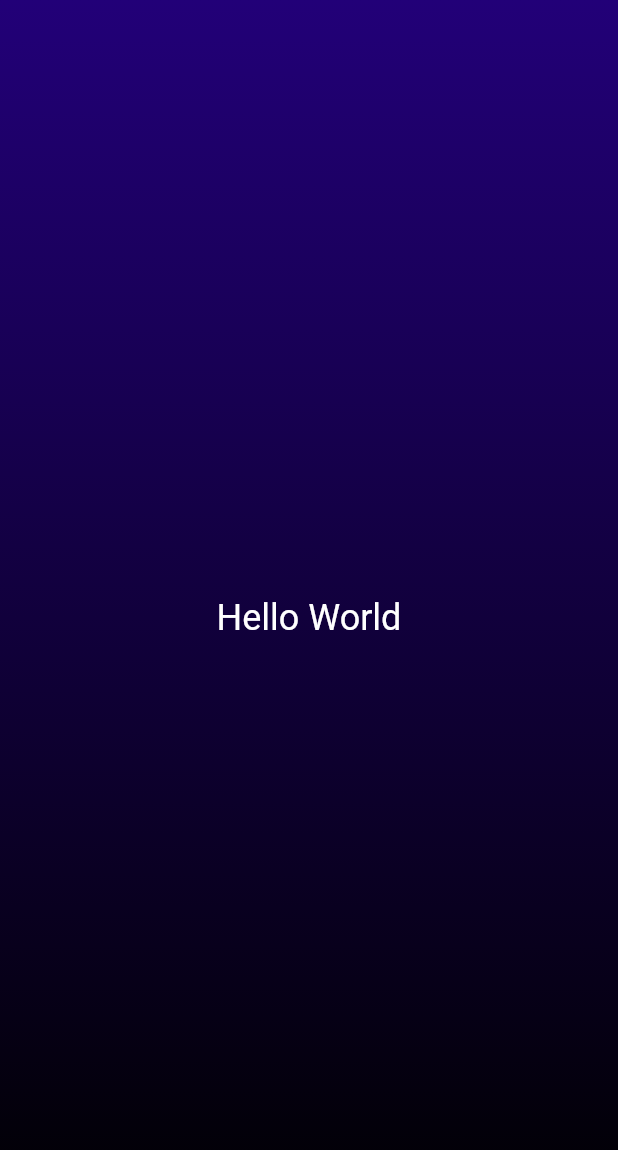
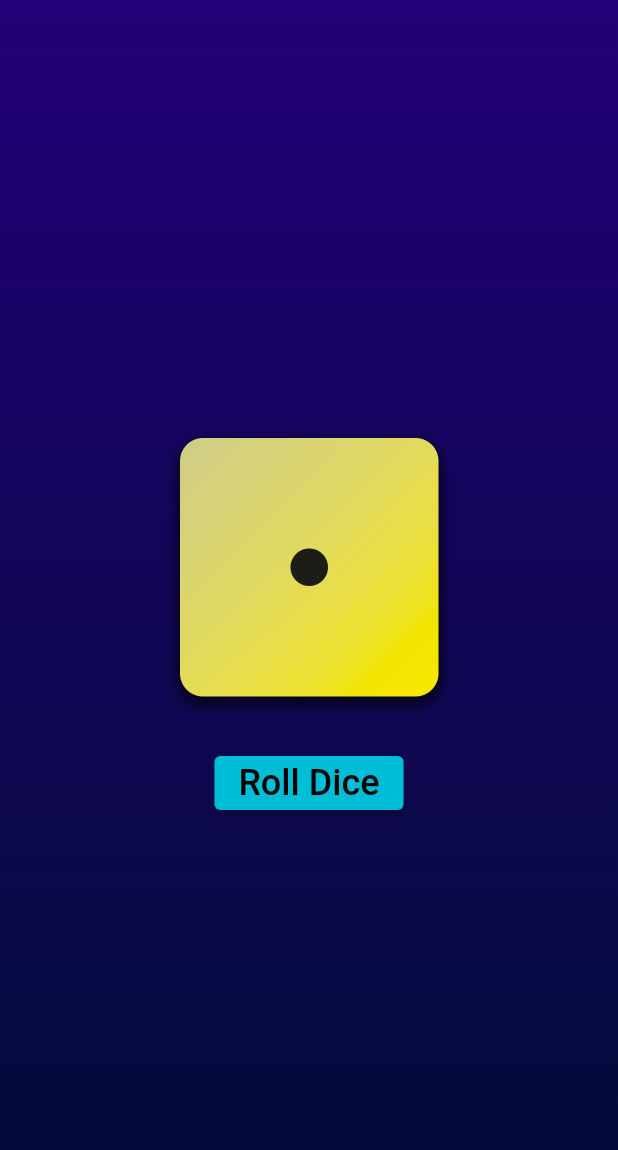
Before and after one commit to diego5f5/roll-dice, a Flutter app: the screen it shows after launch, on a phone screen of 412 x 824 dp. Shown: the top 1150 px of the screen. Run offline on Flutter 3.47's test engine with Material 2 defaults, Android fonts, the phone set to English and light mode, and no system bars.

Commit message:
stateful widget and final roll dice logic

```diff
--- /dev/null
+++ b/lib/dice_roller.dart
@@ -0,0 +1,46 @@
+import 'dart:math';
+import 'package:flutter/material.dart';
+
+import './styled_text.dart';
+
+final randomizer = Random();
+
+class DiceRoller extends StatefulWidget {
+  const DiceRoller({super.key});
+
+  @override
+  State<DiceRoller> createState() => _DiceRollerState();
+}
+
+class _DiceRollerState extends State<DiceRoller> {
+  int currentDiceRoll = 1;
+
+  void rollDice() {
+    setState(() {
+      currentDiceRoll = randomizer.nextInt(6) + 1;
+    });
+  }
+
+  @override
+  Widget build(BuildContext context) {
+    return Column(
+      mainAxisSize: MainAxisSize.min,
+      children: [
+        Image.asset(
+          'assets/images/dice-$currentDiceRoll.png',
+          width: 200,
+        ),
+        const SizedBox(
+          height: 20,
+        ),
+        ElevatedButton(
+          onPressed: rollDice,
+          style: ElevatedButton.styleFrom(
+            backgroundColor: Colors.cyan,
+          ),
+          child: const StyledText('Roll Dice'),
+        )
+      ],
+    );
+  }
+}
--- a/lib/gradient_container.dart
+++ b/lib/gradient_container.dart
@@ -1,29 +1,24 @@
 import 'package:flutter/material.dart';
 
+import './dice_roller.dart';
+
 class GradientContainer extends StatelessWidget {
-  const GradientContainer({super.key});
+  const GradientContainer({super.key, required this.colors});
+
+  final List<Color> colors;
 
   @override
   Widget build(BuildContext context) {
     return Container(
-      decoration: const BoxDecoration(
+      decoration: BoxDecoration(
         gradient: LinearGradient(
-          colors: [
-            Color.fromARGB(255, 34, 0, 120),
-            Color.fromARGB(255, 0, 0, 0),
-          ],
+          colors: colors,
           begin: Alignment.topCenter,
           end: Alignment.bottomCenter,
         ),
       ),
       child: const Center(
-        child: Text(
-          'Hello World',
-          style: TextStyle(
-            color: Colors.white,
-            fontSize: 24,
-          ),
-        ),
+        child: DiceRoller(),
       ),
     );
   }
--- a/lib/main.dart
+++ b/lib/main.dart
@@ -13,7 +13,12 @@ class RollDiceApp extends StatelessWidget {
   Widget build(BuildContext context) {
     return const MaterialApp(
       home: Scaffold(
-        body: GradientContainer(),
+        body: GradientContainer(
+          colors: [
+            Color.fromARGB(255, 34, 0, 120),
+            Color.fromARGB(255, 0, 12, 54),
+          ],
+        ),
       ),
     );
   }
--- /dev/null
+++ b/lib/styled_text.dart
@@ -0,0 +1,18 @@
+import 'package:flutter/material.dart';
+
+class StyledText extends StatelessWidget {
+  const StyledText(this.text, {super.key});
+
+  final String text;
+
+  @override
+  Widget build(BuildContext context) {
+    return Text(
+      text,
+      style: const TextStyle(
+        color: Colors.black,
+        fontSize: 24,
+      ),
+    );
+  }
+}
--- a/pubspec.yaml
+++ b/pubspec.yaml
@@ -59,9 +59,8 @@ flutter:
   uses-material-design: true
 
   # To add assets to your application, add an assets section, like this:
-  # assets:
-  #   - images/a_dot_burr.jpeg
-  #   - images/a_dot_ham.jpeg
+  assets:
+    - assets/images/
 
   # An image asset can refer to one or more resolution-specific "variants", see
   # https://flutter.dev/assets-and-images/#resolution-aware
```
Also changed, not shown: assets/images/dice-1.png (added), assets/images/dice-2.png (added), assets/images/dice-3.png (added), assets/images/dice-4.png (added), assets/images/dice-5.png (added), assets/images/dice-6.png (added).
